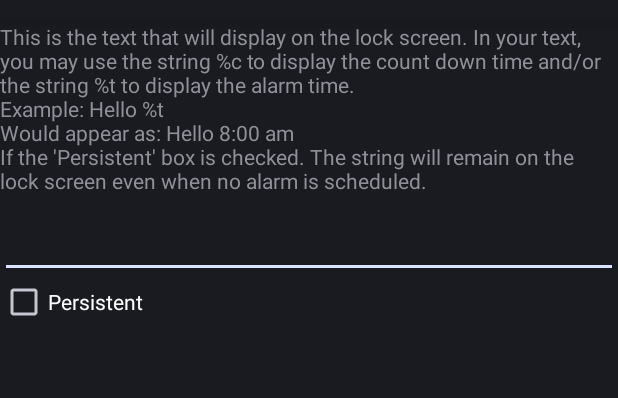
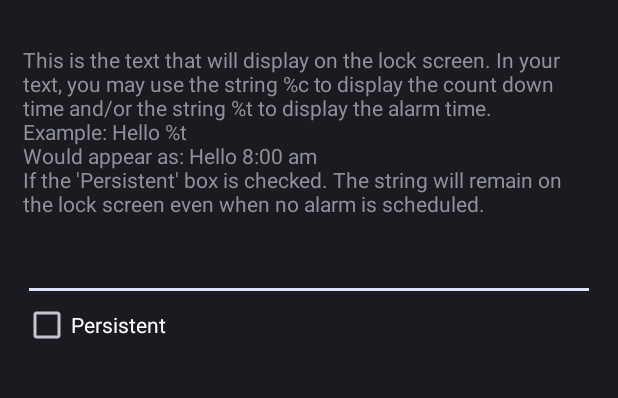
Before and after one commit to espinoco/AlarmOn, an Android app: the layout custom_lock_screen_dialog.xml on its own in the app's theme, with its tools: preview values and no code run, on a phone screen of 412 x 824 dp, the part 62-460 px from its top. Run offline under Robolectric (Android 15) with nearby library versions, the phone set to English and light mode, and no system bars.

Commit message:
Add dialog padding

```diff
--- a/app/src/main/res/layout/custom_lock_screen_dialog.xml
+++ b/app/src/main/res/layout/custom_lock_screen_dialog.xml
@@ -2,7 +2,8 @@
 <LinearLayout xmlns:android="http://schemas.android.com/apk/res/android"
   android:orientation="vertical"
   android:layout_width="fill_parent"
-  android:layout_height="wrap_content">
+  android:layout_height="wrap_content"
+  android:padding="15dp" >
 
   <TextView android:text="@string/custom_lock_screen_description"
     android:paddingBottom="10dp"
```
